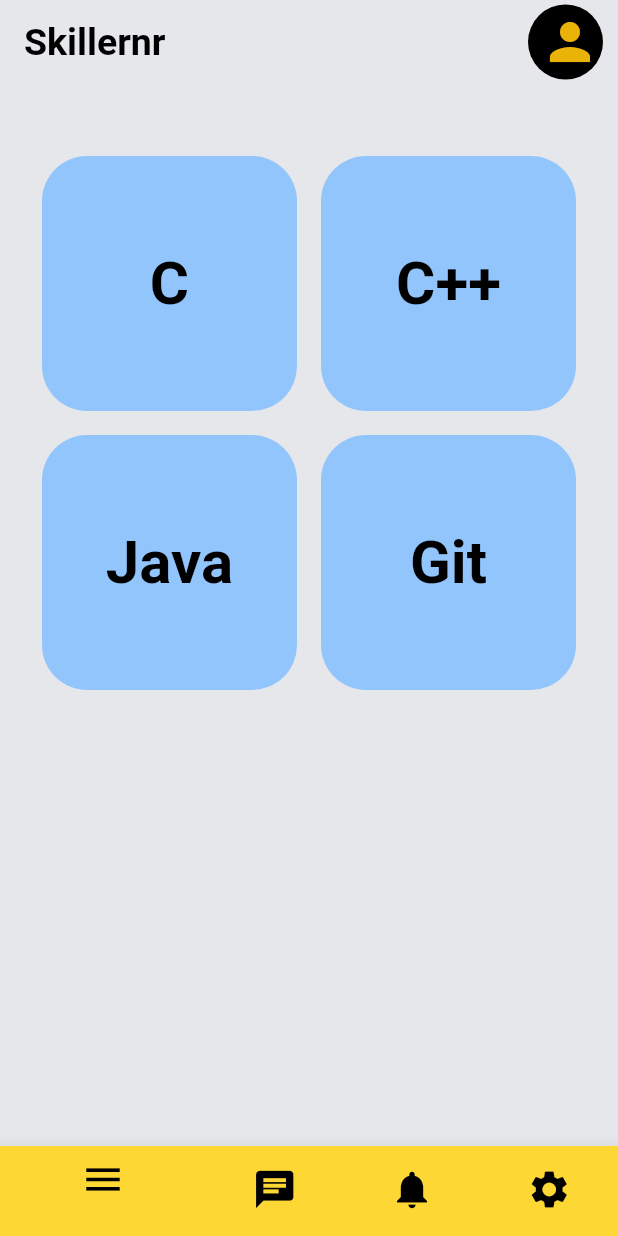
After one commit to beyond-space21/Skillernr, a Flutter app: the LandingPage screen opened directly, on a phone screen of 412 x 824 dp. The commit adds this screen. Run offline on Flutter 3.47's test engine with Material 2 defaults, Android fonts, the phone set to English and light mode, and no system bars; drawn by our look-alikes of velocity_x.

Commit message:
updated additional screens

```diff
--- /dev/null
+++ b/lib/Information.dart
@@ -0,0 +1,6 @@
+class Courses{
+String course1="C";
+String course2="C++";
+String course3="Java";
+String course4="Git";
+}
--- /dev/null
+++ b/lib/LandingPage.dart
@@ -0,0 +1,108 @@
+import 'package:flutter/material.dart';
+import 'package:skillernr/profile.dart';
+import 'LevelSelect.dart';
+import 'Information.dart';
+import 'package:velocity_x/velocity_x.dart';
+// import 'package:hexcolour/hexcolour.dart';
+class LandingPage extends StatelessWidget {
+  @override
+  Widget build(BuildContext context) {
+    return SafeArea(
+      child: Scaffold(
+        appBar: AppBar(
+          title: "Skillernr".text.black.bold.size(25).make(),
+          backgroundColor: Vx.gray200,
+          elevation: 0,
+          actions: <Widget>[
+        Padding(
+          padding: EdgeInsets.only(right: 10.0),
+          child: Container(
+            width: 50,
+            height: 50,
+            decoration: BoxDecoration(
+              shape: BoxShape.circle,
+              color: Colors.black, //remove this when you add image.
+            ),
+
+            child: IconButton(
+            icon:Icon(Icons.person,size: 40,color: Vx.yellow500,),
+            onPressed: () {
+                    Navigator.pushReplacement(
+                        context,
+                        MaterialPageRoute(
+                            builder: (context) => Profile()));
+                  }
+            ),
+          ),
+        )
+      ],
+        ),
+        backgroundColor: Vx.gray200,
+        body: Container(
+          child: VStack(
+            [
+              Padding(padding: EdgeInsets.only(top: 40)),
+              HStack(
+                [
+                  TextButton(
+                 child: Courses().course1.text.black.bold.size(40).makeCentered().box.square(170).roundedLg.blue300.make(),
+                 onPressed: (){
+                    Navigator.pushReplacement(
+                        context,
+                        MaterialPageRoute(
+                            builder: (context) => LevelSelectUI()));
+                 },
+                  ),
+
+                 TextButton(
+                 child:Courses().course2.text.black.bold.size(40).makeCentered().box.square(170).roundedLg.blue300.make(),
+                 onPressed: (){},
+                  ),
+                ]
+              ),
+
+               HStack(
+                [
+                 TextButton(
+                 child:Courses().course3.text.black.bold.size(40).makeCentered().box.square(170).roundedLg.blue300.make(),
+                 onPressed: (){},
+                  ),
+
+                 TextButton(
+                 child:Courses().course4.text.black.bold.size(40).makeCentered().box.square(170).roundedLg.blue300.make(),
+                 onPressed: (){},
+                  ),
+                ]
+              ),
+            ],
+          ).centered(),
+        ).scrollVertical(),
+
+         bottomNavigationBar: BottomNavigationBar(
+
+        elevation: 10,
+
+        items: [
+          BottomNavigationBarItem(
+            icon: Icon(Icons.menu,size: 30,color: Colors.black,),
+            backgroundColor: Colors.yellow[600],
+              label: ''
+          ),
+          BottomNavigationBarItem(
+            icon: Icon(Icons.chat,size: 30,color: Colors.black,),
+              label: ''
+          ),
+          BottomNavigationBarItem(
+            icon: Icon(Icons.notifications,size: 30,color: Colors.black,),
+            label: ''
+          ),
+          BottomNavigationBarItem(
+            icon: Icon(Icons.settings,size: 30,color: Colors.black,),
+            label: ''
+          ),
+        ],
+      ),
+      ),
+    );
+  }
+}
--- a/lib/verification.dart
+++ b/lib/verification.dart
@@ -34,7 +34,7 @@ class VerificationPage extends StatelessWidget {
                   hintText: 'enter verification code',
                   hintStyle: TextStyle(fontSize: 15),
                 ),
-              ),
+              ).box.width(300).make().centered(),
               SizedBox(
                 height: 40,
               ),
--- a/pubspec.yaml
+++ b/pubspec.yaml
@@ -22,7 +22,8 @@ environment:
 
 dependencies:
   velocity_x: ^1.0.1
-  image_picker: ^0.6.7+17
+  email_validator: ^1.0.6
+  # image_picker: ^0.6.7+17
   # hexcolour: ^1.0.6
   flutter:
     sdk: flutter
```
Also changed, not shown: lib/Dateformater.dart (added, +223 -0 lines), lib/LevelSelect.dart (added, +106 -0 lines), lib/loginOrSignup.dart (+5 -8 lines), lib/main (2).dart (deleted, +0 -41 lines), lib/main.dart (+8 -1 lines), lib/profile.dart (+14 -2 lines), lib/profileInfo.dart (added, +82 -0 lines), lib/RadioButton.dart (added), pubspec.lock.
